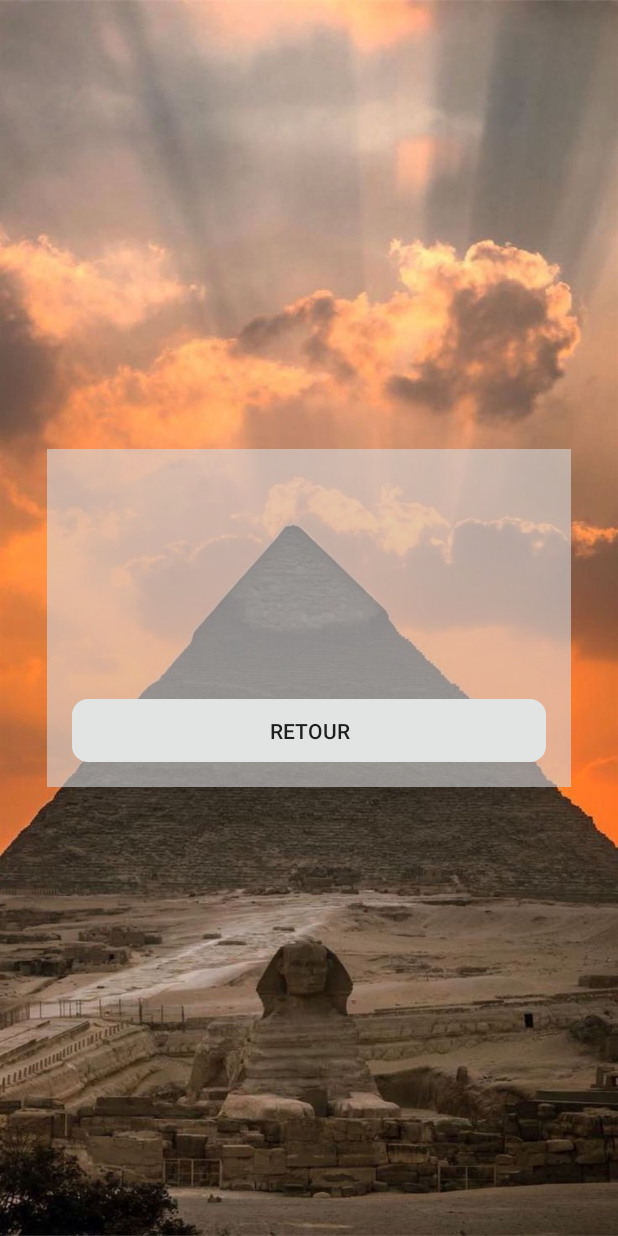
After one commit to DaniVV02/App-Mobiles, an Android app built with Jetpack Compose: the layout detail_egypte.xml on its own in the app's theme, with its tools: preview values and no code run, on a phone screen of 412 x 824 dp. The commit adds this screen. Run offline under Robolectric (Android 15) with nearby library versions, the phone set to English and light mode, and no system bars.

Commit message:
partie2 finie

```diff
--- a/TP2/Partie2/app/src/main/java/com/example/partie2/DetailActivity.kt
+++ b/TP2/Partie2/app/src/main/java/com/example/partie2/DetailActivity.kt
@@ -22,6 +22,9 @@ class DetailActivity : ComponentActivity() {
             "Perou" -> R.layout.detail_perou
             "Espagne" -> R.layout.detail_espagne
             "Brazil" -> R.layout.detail_brazil
+            "Argentine" -> R.layout.detail_argentine
+            "Egypte" -> R.layout.detail_egypte
+
 
             else -> R.layout.activity_detail
         }
@@ -35,7 +38,7 @@ class DetailActivity : ComponentActivity() {
         // Bouton retour vers l'accueil
         btnRetourAccueil.setOnClickListener {
             val intent = Intent(this, Exo8Activity::class.java)
-            intent.flags = Intent.FLAG_ACTIVITY_CLEAR_TOP or Intent.FLAG_ACTIVITY_NEW_TASK
+            intent.flags = Intent.FLAG_ACTIVITY_REORDER_TO_FRONT
             startActivity(intent)
             finish()
         }
--- /dev/null
+++ b/TP2/Partie2/app/src/main/res/layout/detail_egypte.xml
@@ -0,0 +1,52 @@
+<?xml version="1.0" encoding="utf-8"?>
+<LinearLayout xmlns:android="http://schemas.android.com/apk/res/android"
+    android:layout_width="match_parent"
+    android:layout_height="match_parent"
+    android:orientation="horizontal"
+    android:padding="16dp"
+    android:background="@drawable/egypt"
+    >
+    <LinearLayout
+        android:layout_width="match_parent"
+        android:layout_height="wrap_content"
+        android:orientation="vertical"
+        android:background="#99D6D6D7"
+        android:layout_gravity="center"
+        android:layout_margin="15dp"
+        android:padding="15dp"
+        >
+
+        <TextView
+            android:id="@+id/txtNom"
+            android:layout_width="match_parent"
+            android:layout_height="50dp"
+            android:textColor="@android:color/black"
+            android:textSize="24sp" />
+
+        <TextView
+            android:id="@+id/txtCapitale"
+            android:layout_width="match_parent"
+            android:layout_height="50dp"
+            android:textColor="@android:color/black"
+            android:textSize="20sp"
+
+            />
+
+        <TextView
+            android:id="@+id/txtPopulation"
+            android:layout_width="match_parent"
+            android:layout_height="50dp"
+            android:textColor="@android:color/black"
+            android:textSize="18sp" />
+
+        <Button
+            android:id="@+id/btnRetourAccueil"
+            android:layout_width="match_parent"
+            android:layout_height="42dp"
+            android:layout_marginTop="16dp"
+            android:background="@drawable/button_style"
+            android:backgroundTint="#E2E4E4"
+            android:text="Retour"
+            android:layout_margin="1dp"/>
+    </LinearLayout>
+</LinearLayout>
```
Also changed, not shown: TP2/Partie2/app/src/main/java/com/example/partie2/Exo8Activity.kt (+6 -1 lines), TP2/Partie2/app/src/main/java/com/example/partie2/PaysAdapter.kt (+9 -0 lines), TP2/Partie2/app/src/main/res/drawable/cd_arg.xml (added, +11 -0 lines), TP2/Partie2/app/src/main/res/drawable/cd_egypt.xml (added, +11 -0 lines), TP2/Partie2/app/src/main/res/layout/activity_exo8.xml (+11 -5 lines), TP2/Partie2/app/src/main/res/layout/detail_argentine.xml (added, +52 -0 lines), TP2/Partie2/app/src/main/res/layout/item_arg.xml (added, +33 -0 lines), TP2/Partie2/app/src/main/res/layout/item_egypt.xml (added, +33 -0 lines), TP2/Partie2/app/src/main/res/drawable/drap_arg.jpg (added), TP2/Partie2/app/src/main/res/drawable/drap_egypt.jpg (added), TP2/Partie2/app/src/main/res/drawable/egypt.jpg (added), TP2/Partie2/app/src/main/res/drawable/fond_countries.png (added), TP2/Partie2/app/src/main/res/drawable/messi.jpg (added).
